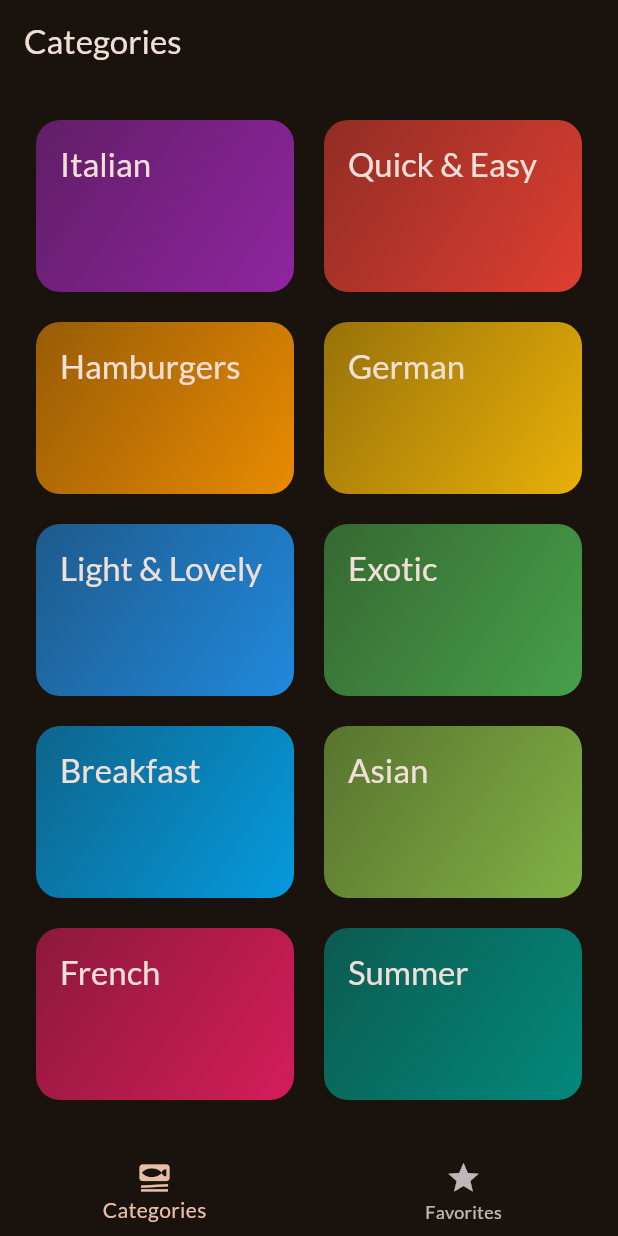
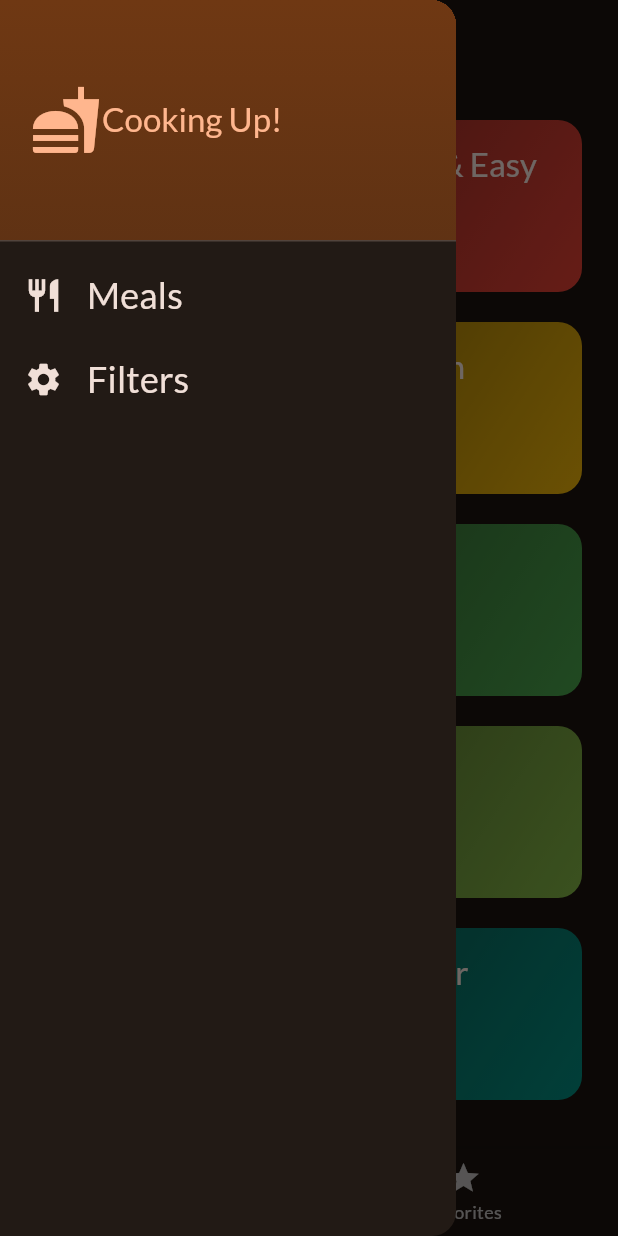
Before and after one commit to DejanJovovic/DeliciousMarket, a Flutter app: the screen it shows after launch, with the side drawer open (before the commit the screen has no drawer), on a phone screen of 412 x 824 dp. Run offline on Flutter 3.47's test engine with Material 3 defaults, Android fonts, the phone set to English and light mode, and no system bars; our stand-ins replace google_fonts, transparent_image.

Commit message:
added a navigation drawer

```diff
--- a/meals/lib/screens/tabs.dart
+++ b/meals/lib/screens/tabs.dart
@@ -2,6 +2,7 @@ import 'package:flutter/material.dart';
 import 'package:meals/models/meal.dart';
 import 'package:meals/screens/categories.dart';
 import 'package:meals/screens/meals.dart';
+import 'package:meals/widgets/main_drawer.dart';
 
 class TabsScreen extends StatefulWidget {
   const TabsScreen({super.key});
@@ -52,6 +53,14 @@ class _TabsScreenState extends State<TabsScreen> {
     });
   }
 
+  void _setScreen(String identifier){
+    if(identifier == 'filters'){
+      // go to filters screen
+    } else {
+      Navigator.of(context).pop(); // close the drawer
+    }
+  }
+
   @override
   Widget build(BuildContext context) {
     Widget activePage = CategoriesScreen(
@@ -71,6 +80,9 @@ class _TabsScreenState extends State<TabsScreen> {
       appBar: AppBar(
         title: Text(activePageTitle),
       ),
+      drawer: MainDrawer(
+        onSelectScreen: _setScreen,
+      ), // this adds the navigation drawer on the home screen
       body: activePage,
       bottomNavigationBar: BottomNavigationBar(
         onTap: _selectPage,
--- /dev/null
+++ b/meals/lib/widgets/main_drawer.dart
@@ -0,0 +1,83 @@
+import 'package:flutter/material.dart';
+
+class MainDrawer extends StatelessWidget {
+  const MainDrawer({
+    required this.onSelectScreen,
+    super.key});
+
+  final void Function(String identifier) onSelectScreen;
+
+  @override
+  Widget build(BuildContext context) {
+    return Drawer(
+      child: Column(
+        children: [
+          DrawerHeader(
+            // shows header at the top of the drawer
+            padding: const EdgeInsets.all(20),
+            decoration: BoxDecoration(
+              gradient: LinearGradient(
+                colors: [
+                  Theme.of(context).colorScheme.primaryContainer,
+                  Theme.of(context)
+                      .colorScheme
+                      .primaryContainer
+                      .withOpacity(0.8),
+                ],
+                begin: Alignment.topLeft,
+                end: Alignment.bottomLeft,
+              ),
+            ),
+            child: Row(
+              children: [
+                Icon(Icons.fastfood,
+                    size: 48, color: Theme.of(context).colorScheme.primary),
+                const SizedBox(height: 18),
+                Text(
+                  'Cooking Up!',
+                  style: Theme.of(context).textTheme.titleLarge!.copyWith(
+                        color: Theme.of(context).colorScheme.primary,
+                      ),
+                ),
+              ],
+            ),
+          ),
+          ListTile(
+            leading: Icon(
+              Icons.restaurant,
+              size: 26,
+              color: Theme.of(context).colorScheme.onSurface,
+              ),
+            title: Text(
+              'Meals',
+              style: Theme.of(context).textTheme.titleSmall!.copyWith(
+                    color: Theme.of(context).colorScheme.onSurface,
+                    fontSize: 24,
+                  ),
+            ),
+            onTap: (){
+              onSelectScreen('meals');
+            },
+          ), // outputing list content, optimized for bundling different pieces of information together in a row
+        ListTile(
+            leading: Icon(
+              Icons.settings,
+              size: 26,
+              color: Theme.of(context).colorScheme.onSurface,
+              ),
+            title: Text(
+              'Filters',
+              style: Theme.of(context).textTheme.titleSmall!.copyWith(
+                    color: Theme.of(context).colorScheme.onSurface,
+                    fontSize: 24,
+                  ),
+            ),
+            onTap: (){
+              onSelectScreen('filters');
+            },
+          ),
+        ],
+      ),
+    );
+  }
+}
```
